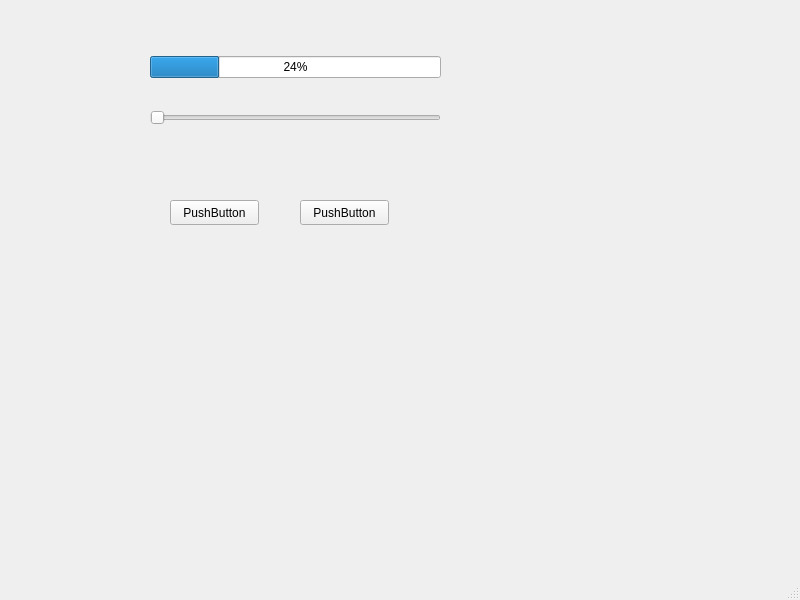
Above: productLineAutomation/mainwindow.ui from mehmetrizaoz/5_product_line_automation before the change. Below: the same form after it.
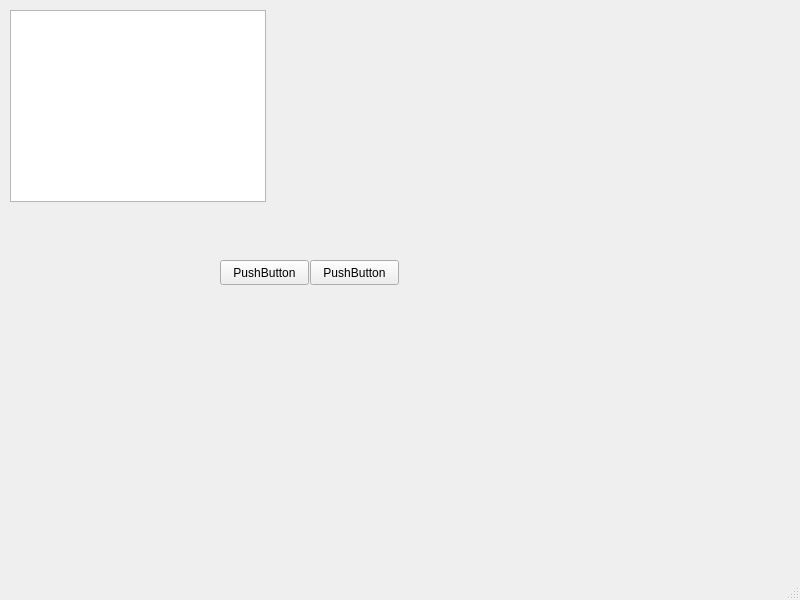
That is the form after the change.

```diff
--- a/productLineAutomation/mainwindow.ui
+++ b/productLineAutomation/mainwindow.ui
@@ -17,8 +17,8 @@
    <widget class="QPushButton" name="pushButton">
     <property name="geometry">
      <rect>
-      <x>170</x>
-      <y>200</y>
+      <x>220</x>
+      <y>260</y>
       <width>89</width>
       <height>25</height>
      </rect>
@@ -27,37 +27,11 @@
      <string>PushButton</string>
     </property>
    </widget>
-   <widget class="QWidget" name="layoutWidget">
-    <property name="geometry">
-     <rect>
-      <x>150</x>
-      <y>30</y>
-      <width>291</width>
-      <height>121</height>
-     </rect>
-    </property>
-    <layout class="QVBoxLayout" name="verticalLayout">
-     <item>
-      <widget class="QProgressBar" name="progressBar">
-       <property name="value">
-        <number>24</number>
-       </property>
-      </widget>
-     </item>
-     <item>
-      <widget class="QSlider" name="horizontalSlider">
-       <property name="orientation">
-        <enum>Qt::Horizontal</enum>
-       </property>
-      </widget>
-     </item>
-    </layout>
-   </widget>
    <widget class="QPushButton" name="pushButton_2">
     <property name="geometry">
      <rect>
-      <x>300</x>
-      <y>200</y>
+      <x>310</x>
+      <y>260</y>
       <width>89</width>
       <height>25</height>
      </rect>
@@ -66,6 +40,16 @@
      <string>PushButton</string>
     </property>
    </widget>
+   <widget class="QTableWidget" name="tableWidget">
+    <property name="geometry">
+     <rect>
+      <x>10</x>
+      <y>10</y>
+      <width>256</width>
+      <height>192</height>
+     </rect>
+    </property>
+   </widget>
   </widget>
   <widget class="QMenuBar" name="menubar">
    <property name="geometry">
```
Left out of the diff: 16 changed lines with no effect on the pictures.
